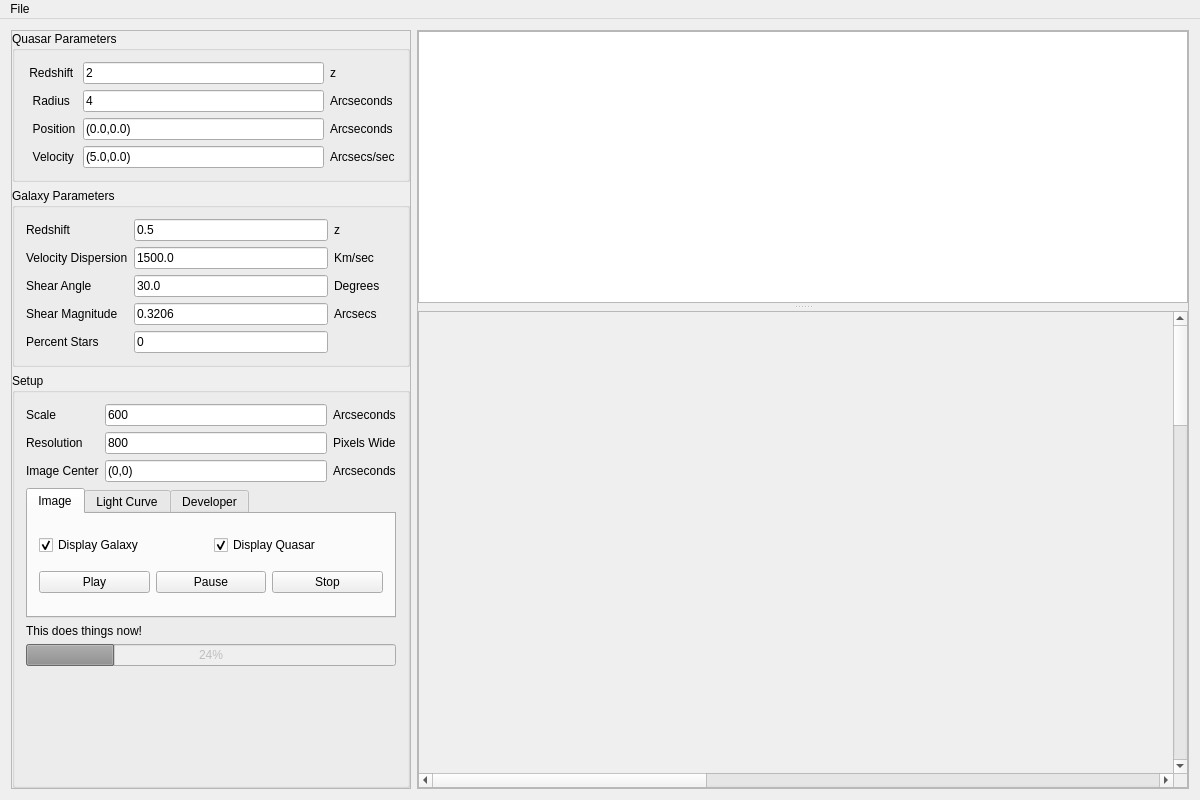
The window that src/Resources/GUI/gui.ui (JordanKoeller/MirageOld) describes before a commit, drawn with Qt 5.
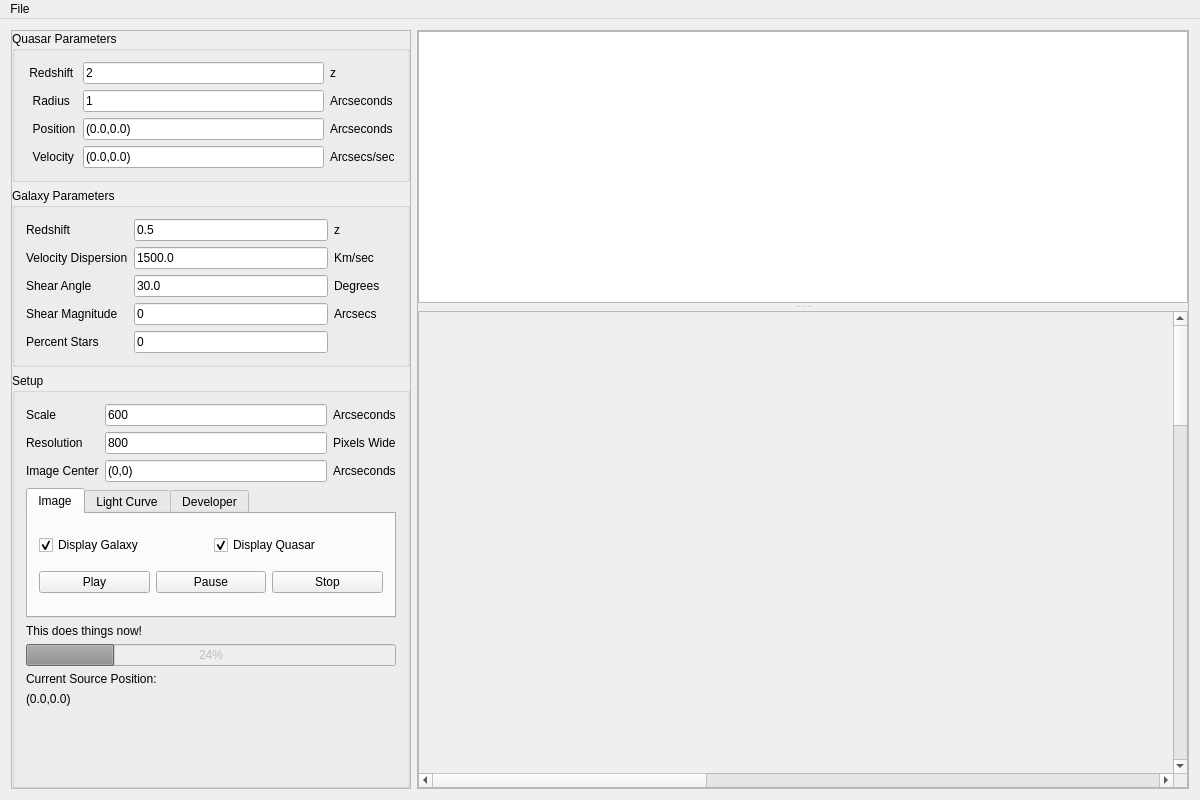
The same window after the commit. Custom widgets are drawn as their Qt base class.

Commit message: Fixed geometry issue, along with zooming in on an arbitrary position, and refined mass function

The edit to the form file:
```diff
--- a/src/Resources/GUI/gui.ui
+++ b/src/Resources/GUI/gui.ui
@@ -116,7 +116,7 @@
              <item row="1" column="1">
               <widget class="QLineEdit" name="qRadius">
                <property name="text">
-                <string>4</string>
+                <string>1</string>
                </property>
               </widget>
              </item>
@@ -130,7 +130,7 @@
              <item row="3" column="1">
               <widget class="QLineEdit" name="qVelocity">
                <property name="text">
-                <string>(5.0,0.0)</string>
+                <string>(0.0,0.0)</string>
                </property>
               </widget>
              </item>
@@ -301,7 +301,7 @@
              <item row="3" column="1">
               <widget class="QLineEdit" name="gShearMag">
                <property name="text">
-                <string>0.3206</string>
+                <string>0</string>
                </property>
               </widget>
              </item>
@@ -639,6 +639,20 @@
              </property>
             </widget>
            </item>
+           <item>
+            <widget class="QLabel" name="label_27">
+             <property name="text">
+              <string>Current Source Position:</string>
+             </property>
+            </widget>
+           </item>
+           <item>
+            <widget class="QLabel" name="sourcePosLabel">
+             <property name="text">
+              <string>(0.0,0.0)</string>
+             </property>
+            </widget>
+           </item>
            <item>
             <spacer name="verticalSpacer">
              <property name="orientation">
```
The commit also changes 27 other files.
